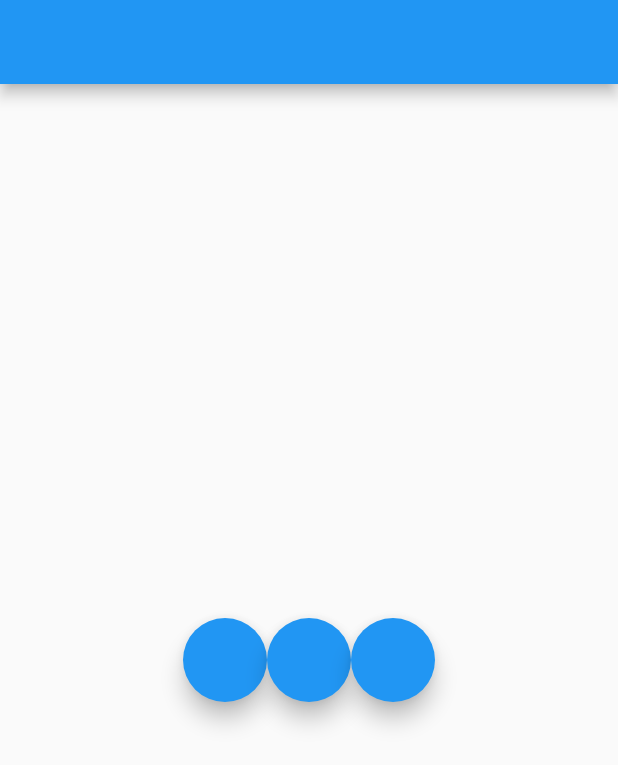
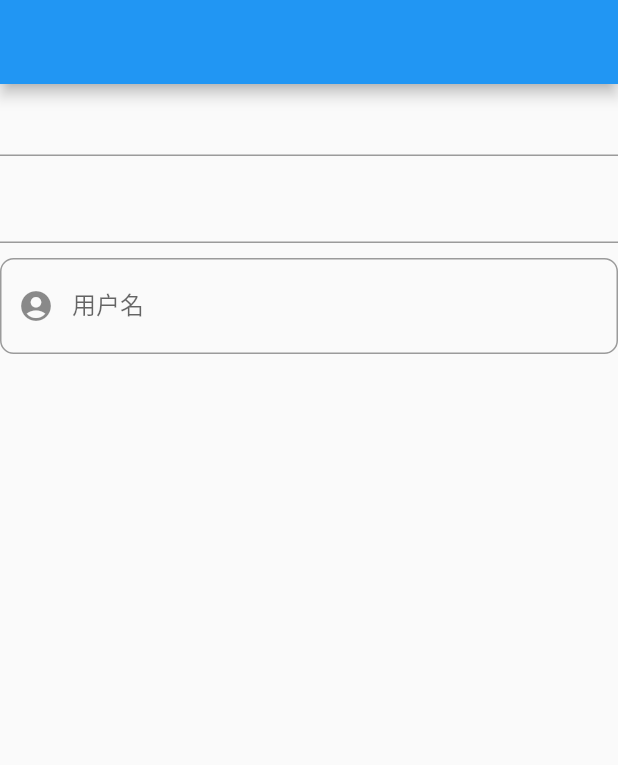
Before and after one commit to z2wenfa/FlutterPractises, a Flutter app: the screen it shows after launch, on a phone screen of 412 x 824 dp. Shown: the top 765 px of the screen. Run offline on Flutter 3.47's test engine with Material 2 defaults, Android fonts, the phone set to English and light mode, and no system bars.

Commit message:
添加TextField练习Demo

```diff
--- /dev/null
+++ b/lib/basic/TextFieldDemo.dart
@@ -0,0 +1,85 @@
+import 'package:flutter/material.dart';
+//输入的控件,具有复杂的属性,可指定控制器(默认值等)、文字样式、装饰线、行数限制、游标样式、接收输入变化、完成输入事件等
+
+//基础属性:
+//[controller]:控制器 [TextEditingController]
+//[style]:文字样式[TextStyle]
+//[decoration]:装饰线[InputDecoration]
+//[onEditingComplete]:输入完成事件[Function()]
+//[onSubmitted]:提交事件[Function(String)]
+//[onChanged]:输入事件[Function(String)]
+
+//TextField行数和cursor
+//[minLines]:最小行数[int]
+//[maxLines]:最大行数[int]
+//[cursorRadius]:光标半径[Radius]
+//[cursorColor]:光标颜色[Color]
+//[cursorWidth]:光标宽度[int]
+//[showCursor]:是否显示光标[bool]
+//[autofocus]:自动聚焦[bool]
+
+//decoration的复杂装饰
+//[InputDecoration]:
+//[border]:边线相关
+//[helper]:左下角提示
+//[counter]:右下角提示
+//[prefix]:输入框内部左侧
+//[suffix]:输入框内部右侧
+//[lable]:无焦点时文字
+//[hint]:提示文字相关
+//[border]:边线相关
+
+class TextFieldDemo extends StatefulWidget {
+  @override
+  State<StatefulWidget> createState() => _TextFieldState();
+}
+
+class _TextFieldState extends State<TextFieldDemo> {
+  @override
+  Widget build(BuildContext context) {
+    return Scaffold(
+      body: Column(
+        children: [
+          TextField(
+            controller: TextEditingController(),
+            style: TextStyle(color: Colors.blue),
+            onEditingComplete: () => print("onEditingComplete"),
+            onSubmitted: (s) => print("onSubmitted:$s"),
+            onChanged: (s) => print("onChanged:$s"),
+            minLines: 1,
+            maxLines: 2,
+            cursorColor: Colors.red,
+            autofocus: false,
+            autofillHints: {'提示消息'},
+          ),
+
+          //添加间距
+          SizedBox(height: 10),
+
+          TextField(
+            controller: TextEditingController(),
+            style: TextStyle(color: Colors.blue),
+            onEditingComplete: () => print("onEditingComplete"),
+            onSubmitted: (s) => print("onSubmitted:$s"),
+            onChanged: (s) => print("onChanged:$s"),
+          ),
+
+          SizedBox(height: 10),
+
+          TextField(
+            decoration: InputDecoration(
+              labelText: "用户名",
+              hintText: "请输入用户名",
+              hintStyle: TextStyle(color: Colors.blue),
+              prefixIcon:Icon(Icons.account_circle),
+              border: OutlineInputBorder(
+                  borderSide: const BorderSide(color: Colors.green),
+                  borderRadius: const BorderRadius.all(Radius.circular(9))
+              ),
+            ),
+          )
+        ],
+      ),
+    );
+  }
+}
--- a/lib/main.dart
+++ b/lib/main.dart
@@ -1,6 +1,7 @@
 import 'package:flutter/material.dart';
-import 'package:flutter_practises/route/Page1.dart';
 import 'package:flutter_practises/route/Page2.dart';
+
+import 'basic/TextFieldDemo.dart';
 
 void main() {
   runApp(MyApp());
@@ -32,7 +33,7 @@ class _MyHomePageState extends State<MyHomePage> {
   Widget build(BuildContext context) {
     return Scaffold(
       appBar: AppBar(),
-      body: Page1(),
+      body: TextFieldDemo(),
     );
   }
 }
```
